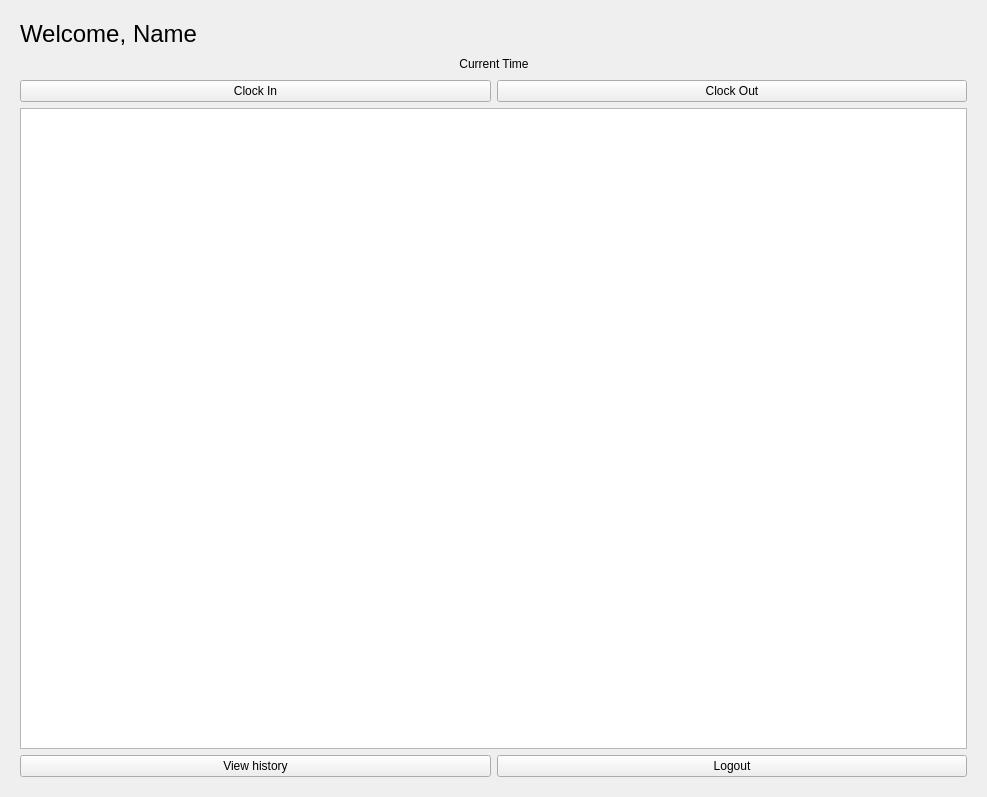
The window that src/qt/forms/loginportal.ui (SyndicateLabs/SyndicateQT) describes before a commit, drawn with Qt 5.
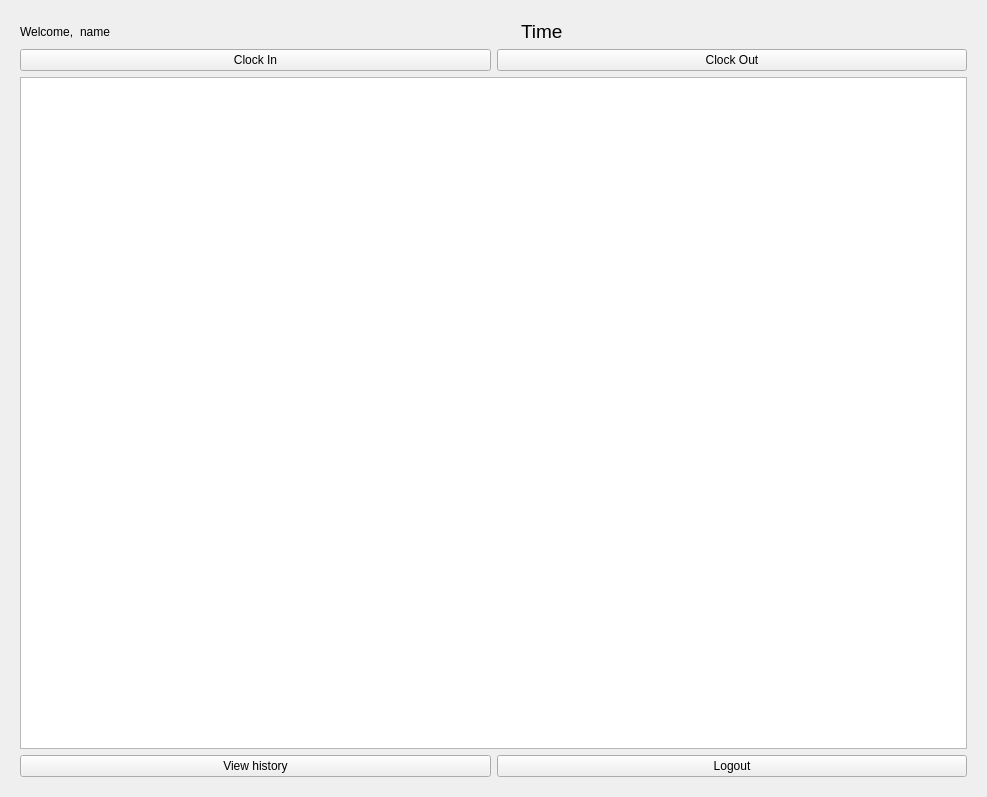
The same window after the commit. The open tabs and pages were chosen to show the change. Icons and pictures are not drawn.

```diff
--- a/src/qt/forms/loginportal.ui
+++ b/src/qt/forms/loginportal.ui
@@ -189,41 +189,24 @@
        </size>
       </property>
       <layout class="QGridLayout" name="gridLayout">
-       <item row="0" column="0">
-        <layout class="QHBoxLayout" name="horizontalLayout_7">
-         <item>
-          <widget class="QLabel" name="welcomeLabel">
-           <property name="text">
-            <string>&lt;html&gt;&lt;head/&gt;&lt;body&gt;&lt;p&gt;&lt;span style=&quot; font-size:18pt;&quot;&gt;Welcome,&lt;/span&gt;&lt;/p&gt;&lt;/body&gt;&lt;/html&gt;</string>
-           </property>
-          </widget>
-         </item>
-         <item>
-          <widget class="QLabel" name="nameLabel">
-           <property name="text">
-            <string>&lt;html&gt;&lt;head/&gt;&lt;body&gt;&lt;p&gt;&lt;span style=&quot; font-size:18pt;&quot;&gt;Name&lt;/span&gt;&lt;/p&gt;&lt;/body&gt;&lt;/html&gt;</string>
-           </property>
-          </widget>
-         </item>
-        </layout>
-       </item>
-       <item row="0" column="1">
-        <spacer name="horizontalSpacer_5">
-         <property name="orientation">
-          <enum>Qt::Horizontal</enum>
-         </property>
-         <property name="sizeHint" stdset="0">
-          <size>
-           <width>764</width>
-           <height>20</height>
-          </size>
-         </property>
-        </spacer>
-       </item>
-       <item row="1" column="0" colspan="2">
+       <item row="0" column="0" colspan="2">
         <layout class="QVBoxLayout" name="verticalLayout_5">
          <item>
           <layout class="QHBoxLayout" name="horizontalLayout_6">
+           <item>
+            <widget class="QLabel" name="label">
+             <property name="text">
+              <string>Welcome,</string>
+             </property>
+            </widget>
+           </item>
+           <item>
+            <widget class="QLabel" name="namelabel">
+             <property name="text">
+              <string>name</string>
+             </property>
+            </widget>
+           </item>
            <item>
             <spacer name="horizontalSpacer_3">
              <property name="orientation">
@@ -238,12 +221,9 @@
             </spacer>
            </item>
            <item>
-            <widget class="QLabel" name="currenttime">
-             <property name="styleSheet">
-              <string notr="true">font: 48pt &quot;Arial&quot;;</string>
-             </property>
+            <widget class="QLabel" name="currentTime">
              <property name="text">
-              <string>&lt;html&gt;&lt;head/&gt;&lt;body&gt;&lt;p align=&quot;center&quot;&gt;Current Time&lt;/p&gt;&lt;/body&gt;&lt;/html&gt;</string>
+              <string>&lt;html&gt;&lt;head/&gt;&lt;body&gt;&lt;p&gt;&lt;span style=&quot; font-size:14pt;&quot;&gt;Time&lt;/span&gt;&lt;/p&gt;&lt;/body&gt;&lt;/html&gt;</string>
              </property>
             </widget>
            </item>
```
Left out of the diff: 2 changed lines with no effect on the pictures.
